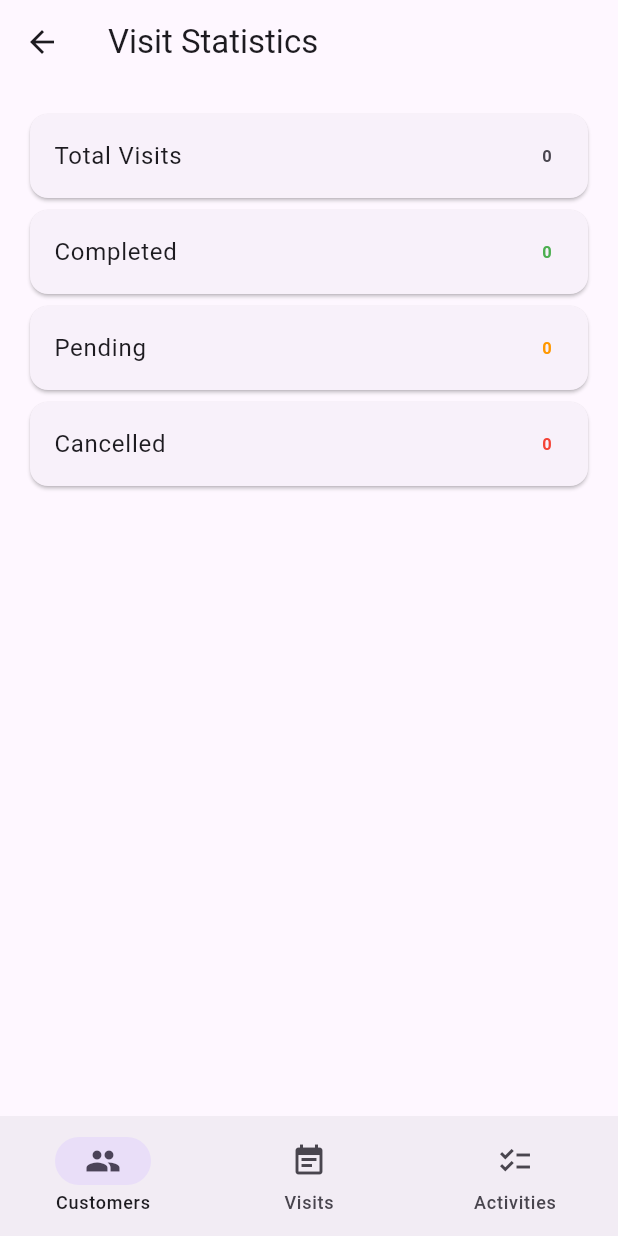
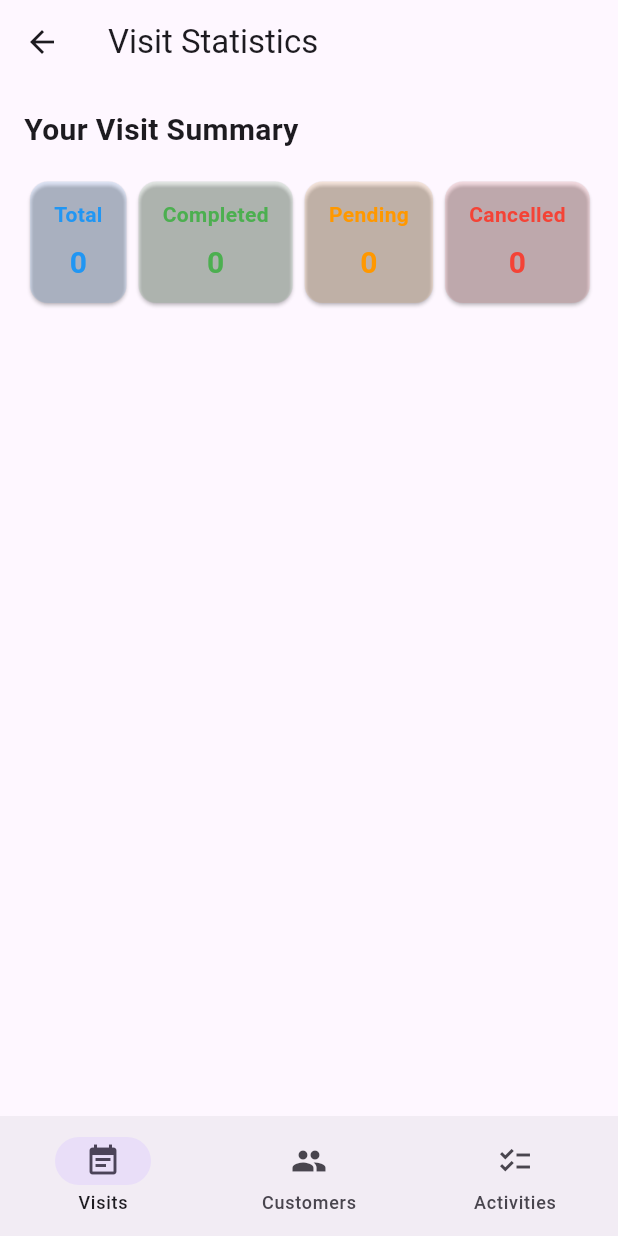
Before and after one commit to Ivar-7/solutech_interview, a Flutter app: the VisitListScreen screen opened by its route, after a tap on the "bar chart" icon, on a phone screen of 412 x 824 dp. Run offline on Flutter 3.47's test engine with Material 3 defaults, Android fonts, the light colour scheme and no system bars; our stand-ins replace go_router; network calls fail.

Commit message:
visits page first

```diff
--- a/lib/app_router.dart
+++ b/lib/app_router.dart
@@ -17,23 +17,26 @@ final GoRouter appRouter = GoRouter(
       routes: [
         GoRoute(
           path: '/',
+          builder: (context, state) => const VisitListScreen(),
+          routes: [
+            GoRoute(
+              path: 'customer',
               builder: (context, state) => const CustomerListScreen(),
               routes: [
                 GoRoute(
-              path: 'customer/add',
+                  path: 'add',
                   builder: (context, state) => const CustomerFormScreen(),
                 ),
                 GoRoute(
-              path: 'customer/edit/:id',
+                  path: 'edit/:id',
                   builder: (context, state) {
-                // fetch customer by id or pass via extra
                     return CustomerFormScreen();
                   },
                 ),
               ],
             ),
             GoRoute(
-          path: '/visits',
+              path: 'visits',
               builder: (context, state) => const VisitListScreen(),
               routes: [
                 GoRoute(
@@ -43,14 +46,12 @@ final GoRouter appRouter = GoRouter(
                 GoRoute(
                   path: 'edit/:id',
                   builder: (context, state) {
-                // fetch visit by id or pass via extra
                     return VisitFormScreen();
                   },
                 ),
                 GoRoute(
                   path: 'detail/:id',
                   builder: (context, state) {
-                // fetch visit by id or pass via extra
                     return VisitDetailScreen(
                       visit: Visit(
                         id: 0,
@@ -73,7 +74,7 @@ final GoRouter appRouter = GoRouter(
               ],
             ),
             GoRoute(
-          path: '/activities',
+              path: 'activities',
               builder: (context, state) => const ActivityListScreen(),
               routes: [
                 GoRoute(
@@ -83,7 +84,6 @@ final GoRouter appRouter = GoRouter(
                 GoRoute(
                   path: 'edit/:id',
                   builder: (context, state) {
-                // fetch activity by id or pass via extra
                     return ActivityFormScreen();
                   },
                 ),
@@ -92,4 +92,6 @@ final GoRouter appRouter = GoRouter(
           ],
         ),
       ],
+    ),
+  ],
 );
--- a/lib/main.dart
+++ b/lib/main.dart
@@ -44,8 +44,8 @@
 }
 
 class _AppShellState extends State<AppShell> {
-  int _index = 0;
-  static const tabs = ['/', '/visits', '/activities'];
+  int _index = 0; // Now Visits is the first tab
+  static const tabs = ['/visits', '/', '/activities'];
 
   @override
   Widget build(BuildContext context) {
@@ -58,8 +58,8 @@
           context.go(tabs[i]);
         },
         destinations: const [
+          NavigationDestination(icon: Icon(Icons.event_note), label: 'Visits'),
           NavigationDestination(icon: Icon(Icons.people), label: 'Customers'),
-          NavigationDestination(icon: Icon(Icons.event_note), label: 'Visits'),
           NavigationDestination(icon: Icon(Icons.checklist), label: 'Activities'),
         ],
       ),
--- a/lib/screens/visit/visit_list_screen.dart
+++ b/lib/screens/visit/visit_list_screen.dart
@@ -23,16 +23,18 @@ class _VisitListScreenState extends State<VisitListScreen> {
   Widget build(BuildContext context) {
     return Scaffold(
       appBar: AppBar(
-        title: const Text('Visits'),
+        title: const Text('Track Your Visits'),
         actions: [
           IconButton(
             icon: const Icon(Icons.bar_chart),
+            tooltip: 'View Visit Statistics',
             onPressed: () {
               context.go('/visits/stats');
             },
           ),
           IconButton(
             icon: const Icon(Icons.refresh),
+            tooltip: 'Refresh',
             onPressed: () => Provider.of<VisitProvider>(context, listen: false).loadVisits(),
           ),
         ],
@@ -46,59 +48,50 @@ class _VisitListScreenState extends State<VisitListScreen> {
             return Center(child: Text('Error: ${provider.error}'));
           }
           if (provider.visits.isEmpty) {
-            return const Center(child: Text('No visits found.'));
+            return Center(
+              child: Column(
+                mainAxisAlignment: MainAxisAlignment.center,
+                children: [
+                  const Text('No visits yet. Start by adding your first visit!', style: TextStyle(fontSize: 18)),
+                  const SizedBox(height: 24),
+                  ElevatedButton.icon(
+                    icon: const Icon(Icons.add),
+                    label: const Text('Add Visit'),
+                    onPressed: () => context.go('/visits/add'),
+                  ),
+                ],
+              ),
+            );
           }
           return ListView.separated(
+            padding: const EdgeInsets.only(top: 16, bottom: 80),
             itemCount: provider.visits.length,
             separatorBuilder: (_, __) => const Divider(),
             itemBuilder: (context, index) {
               final visit = provider.visits[index];
-              return ListTile(
-                title: Text('Visit #${visit.id} - ${visit.status}'),
-                subtitle: Text('Date: ${visit.visitDate.toLocal()}\nLocation: ${visit.location}'),
-                onTap: () {
-                  context.go('/visits/detail/${visit.id}');
-                },
-                trailing: Row(
-                  mainAxisSize: MainAxisSize.min,
-                  children: [
-                    IconButton(
-                      icon: const Icon(Icons.edit),
-                      onPressed: () async {
-                        context.go('/visits/edit/${visit.id}');
-                      },
-                    ),
-                    IconButton(
-                      icon: const Icon(Icons.delete),
-                      onPressed: () async {
-                        final confirm = await showDialog<bool>(
-                          context: context,
-                          builder: (ctx) => AlertDialog(
-                            title: const Text('Delete Visit'),
-                            content: const Text('Are you sure you want to delete this visit?'),
-                            actions: [
-                              TextButton(onPressed: () => Navigator.pop(ctx, false), child: const Text('Cancel')),
-                              TextButton(onPressed: () => Navigator.pop(ctx, true), child: const Text('Delete')),
-                            ],
-                          ),
-                        );
-                        if (confirm == true) {
-                          await Provider.of<VisitProvider>(context, listen: false).deleteVisit(visit.id);
-                        }
-                      },
-                    ),
-                  ],
+              return Card(
+                margin: const EdgeInsets.symmetric(horizontal: 12, vertical: 4),
+                child: ListTile(
+                  title: Text('Visit #${visit.id} - ${visit.status}', style: const TextStyle(fontWeight: FontWeight.bold)),
+                  subtitle: Text('Date: ${visit.visitDate.toLocal().toString().split(' ')[0]}\nLocation: ${visit.location}'),
+                  onTap: () {
+                    context.go('/visits/detail/${visit.id}');
+                  },
+                  trailing: IconButton(
+                    icon: const Icon(Icons.edit),
+                    tooltip: 'Edit Visit',
+                    onPressed: () => context.go('/visits/edit/${visit.id}'),
+                  ),
                 ),
               );
             },
           );
         },
       ),
-      floatingActionButton: FloatingActionButton(
-        onPressed: () async {
-          context.go('/visits/add');
-        },
-        child: const Icon(Icons.add),
+      floatingActionButton: FloatingActionButton.extended(
+        onPressed: () => context.go('/visits/add'),
+        icon: const Icon(Icons.add),
+        label: const Text('Add Visit'),
       ),
     );
   }
--- a/lib/screens/visit/visit_stats_screen.dart
+++ b/lib/screens/visit/visit_stats_screen.dart
@@ -18,33 +18,46 @@ class VisitStatsScreen extends StatelessWidget {
         child: Column(
           crossAxisAlignment: CrossAxisAlignment.start,
           children: [
-            Card(
-              child: ListTile(
-                title: const Text('Total Visits'),
-                trailing: Text('${visits.length}', style: const TextStyle(fontWeight: FontWeight.bold)),
-              ),
+            const Text('Your Visit Summary', style: TextStyle(fontSize: 20, fontWeight: FontWeight.bold)),
+            const SizedBox(height: 16),
+            Row(
+              mainAxisAlignment: MainAxisAlignment.spaceEvenly,
+              children: [
+                _StatCard(label: 'Total', value: visits.length, color: Colors.blue),
+                _StatCard(label: 'Completed', value: completed, color: Colors.green),
+                _StatCard(label: 'Pending', value: pending, color: Colors.orange),
+                _StatCard(label: 'Cancelled', value: cancelled, color: Colors.red),
+              ],
             ),
-            Card(
-              child: ListTile(
-                title: const Text('Completed'),
-                trailing: Text('$completed', style: const TextStyle(color: Colors.green, fontWeight: FontWeight.bold)),
-              ),
-            ),
-            Card(
-              child: ListTile(
-                title: const Text('Pending'),
-                trailing: Text('$pending', style: const TextStyle(color: Colors.orange, fontWeight: FontWeight.bold)),
-              ),
-            ),
-            Card(
-              child: ListTile(
-                title: const Text('Cancelled'),
-                trailing: Text('$cancelled', style: const TextStyle(color: Colors.red, fontWeight: FontWeight.bold)),
-              ),
-            ),
+            const SizedBox(height: 32),
+            // Optionally add more charts or breakdowns here
           ],
         ),
       ),
     );
   }
 }
+
+class _StatCard extends StatelessWidget {
+  final String label;
+  final int value;
+  final Color color;
+  const _StatCard({required this.label, required this.value, required this.color});
+
+  @override
+  Widget build(BuildContext context) {
+    return Card(
+      color: color.withOpacity(0.1),
+      child: Padding(
+        padding: const EdgeInsets.symmetric(horizontal: 16, vertical: 12),
+        child: Column(
+          children: [
+            Text(label, style: TextStyle(color: color, fontWeight: FontWeight.bold)),
+            const SizedBox(height: 8),
+            Text('$value', style: TextStyle(fontSize: 20, color: color, fontWeight: FontWeight.bold)),
+          ],
+        ),
+      ),
+    );
+  }
+}
```
Lines whose indentation alone changed are shown as unchanged.
